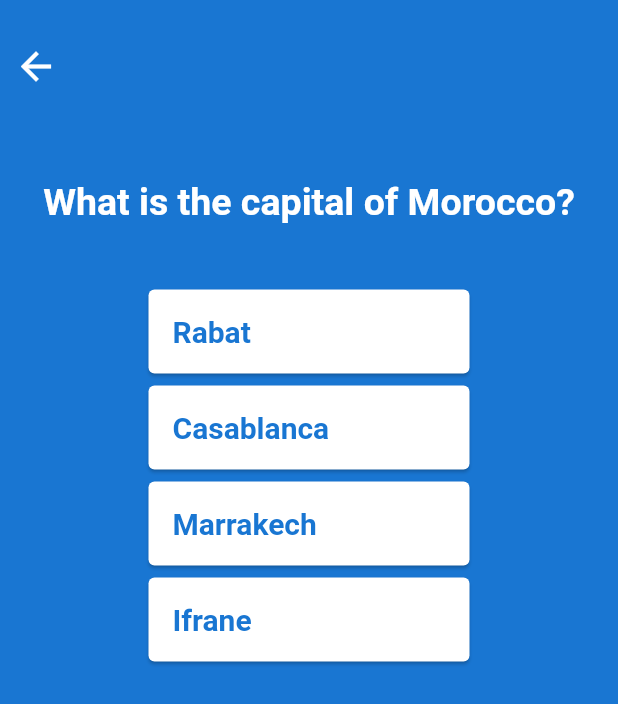
After one commit to mehdios36000/triviaMaster, a Flutter app: the Question screen opened directly, on a phone screen of 412 x 824 dp. The commit adds this screen. Shown: the top 704 px of the screen. Run offline on Flutter 3.47's test engine with Material 2 defaults, Android fonts, the phone set to English and light mode, and no system bars.

Commit message:
created the page for questions

```diff
--- /dev/null
+++ b/lib/views/question.dart
@@ -0,0 +1,166 @@
+import 'package:flutter/material.dart';
+import 'package:flutter/src/foundation/key.dart';
+import 'package:flutter/src/widgets/framework.dart';
+
+class Question extends StatefulWidget {
+  const Question({Key? key}) : super(key: key);
+
+  @override
+  State<Question> createState() => _QuestionState();
+}
+
+class _QuestionState extends State<Question> {
+  @override
+  Widget build(BuildContext context) {
+    return Scaffold(
+      body:Stack(
+       children: <Widget>[
+           Container(color: Colors.blue[700]),
+            Container(
+                  margin: EdgeInsets.only(top: 20),
+                  child: IconButton(
+                    icon: Icon(Icons.arrow_back, color: Colors.white, size: 30),
+                    onPressed: () {
+                      Navigator.pop(context);
+
+                    },
+                  ),
+                ),
+
+
+
+           Column(
+
+              children: <Widget>[
+                SizedBox(
+                  height: 100,
+                ),
+                Container(
+                  margin: EdgeInsets.only(top: 20),
+                  child: Center(
+                    child:
+                      Text(
+                        'What is the capital of Morocco?',
+                        style: TextStyle(
+                            fontSize: 25.0,
+                            fontWeight: FontWeight.bold,
+                            color: Colors.white),
+                      ),
+
+                  ),
+                ),
+                SizedBox(
+                  height: 40,
+                ),
+                //4 cards for the options
+                Container(
+                  margin: EdgeInsets.only(left: 95, right: 95),
+                  child: Column(
+                    mainAxisAlignment: MainAxisAlignment.spaceEvenly,
+                    children: <Widget>[
+                      Container(
+                        child: Card(
+                          color: Colors.white,
+
+                          child: ListTile(
+                            title: Text(
+                              'Rabat',
+                              style: TextStyle(
+                                  fontSize: 20.0,
+                                  fontWeight: FontWeight.bold,
+                                  color: Colors.blue[700]),
+                            ),
+                            onTap: () {
+                              Navigator.push(
+                                context,
+                                MaterialPageRoute(builder: (context) => Question()),
+                              );
+                            },
+                          ),
+                        ),
+
+                      ),
+                      Container(
+                        child: Card(
+                          color: Colors.white,
+
+                          child: ListTile(
+                            title: Text(
+                              'Casablanca',
+                              style: TextStyle(
+                                  fontSize: 20.0,
+                                  fontWeight: FontWeight.bold,
+                                  color: Colors.blue[700]),
+                            ),
+                            onTap: () {
+                              Navigator.push(
+                                context,
+                                MaterialPageRoute(builder: (context) => Question()),
+                              );
+                            },
+                          ),
+                        ),
+
+
+                      ),
+                      Container(
+                        child: Card(
+                          color: Colors.white,
+
+                          child: ListTile(
+                            title: Text(
+                              'Marrakech',
+                              style: TextStyle(
+                                  fontSize: 20.0,
+                                  fontWeight: FontWeight.bold,
+                                  color: Colors.blue[700]),
+                            ),
+                            onTap: () {
+                              Navigator.push(
+                                context,
+                                MaterialPageRoute(builder: (context) => Question()),
+                              );
+                            },
+                          ),
+                        ),
+
+                      ),
+                      Container(
+                        child: Card(
+                          color: Colors.white,
+
+                          child: ListTile(
+                            title: Text(
+                              'Ifrane',
+                              style: TextStyle(
+                                  fontSize: 20.0,
+                                  fontWeight: FontWeight.bold,
+                                  color: Colors.blue[700]),
+                            ),
+                            onTap: () {
+                              Navigator.push(
+                                context,
+                                MaterialPageRoute(builder: (context) => Question()),
+                              );
+                            },
+                          ),
+                        ),
+
+                      ),
+                    ],
+                  ),
+                ),
+              ],
+            ),
+
+
+
+       ],
+
+
+
+      )
+    );
+
+  }
+}
--- a/lib/views/subjects.dart
+++ b/lib/views/subjects.dart
@@ -1,6 +1,7 @@
 import 'package:flutter/material.dart';
 import 'package:flutter/src/foundation/key.dart';
 import 'package:flutter/src/widgets/framework.dart';
+import 'package:triviamaster/views/question.dart';
 
 class Subjects extends StatefulWidget {
   const Subjects({Key? key}) : super(key: key);
@@ -14,31 +15,20 @@ class _SubjectsState extends State<Subjects> {
   Widget build(BuildContext context) {
     return Scaffold(
       body: Stack(
-
         children: <Widget>[
           Container(color: Colors.blue[700]),
-
-
-
-
           SingleChildScrollView(
-
-            child: Stack(
-              children: <Widget>[
+            child: Stack(children: <Widget>[
               Container(
                 margin: EdgeInsets.only(top: 20),
-                  child:IconButton(
+                child: IconButton(
                   icon: Icon(Icons.arrow_back, color: Colors.white, size: 30),
                   onPressed: () {
-
                     Navigator.pop(context);
                   },
                 ),
-
               ),
-
               Column(
-
                 children: <Widget>[
                   Container(
                     margin: EdgeInsets.only(top: 100),
@@ -73,7 +63,12 @@ class _SubjectsState extends State<Subjects> {
                         title: Text('Science'),
                         //add icon
                         leading: Icon(Icons.science),
-                          onTap: () {},
+                        onTap: () {
+                          Navigator.push(
+                            context,
+                            MaterialPageRoute(builder: (context) => Question()),
+                          );
+                        },
                       ),
                     ),
                   ),
@@ -163,9 +158,7 @@ class _SubjectsState extends State<Subjects> {
                   ),
                 ],
               ),
-              ]
-
-            ),
+            ]),
           ),
         ],
       ),
```
Lines whose indentation alone changed are shown as unchanged.
